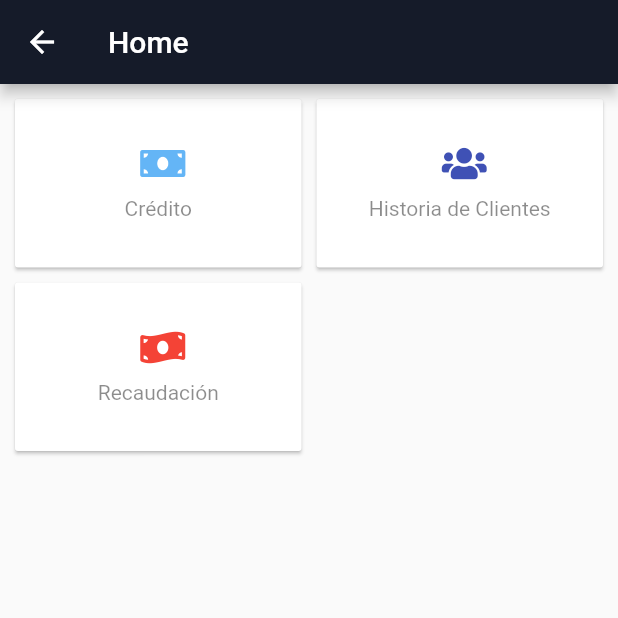
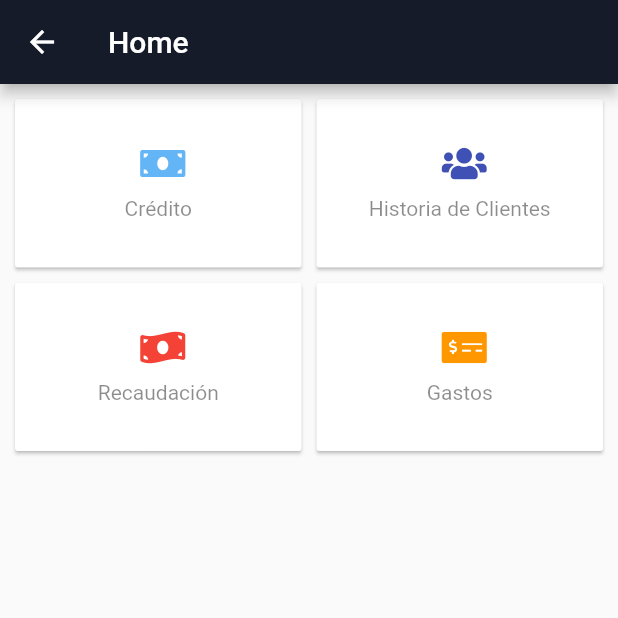
Before and after one commit to danielguaycha/pagosapp, a Flutter app: the IndexPage screen opened directly, on a phone screen of 412 x 824 dp, the top half of it. Run offline on Flutter 3.47's test engine with Material 2 defaults, Android fonts, the phone set to English and light mode, and no system bars; our stand-ins replace backdrop, cached_network_image, contacts_service, dio, expandable, flutter_image_compress and 9 more; missing offline and left inert: autocomplete_textfield, dio_http_cache, easy_alert, share_it; accounts and stored records are empty; statements that could not run were skipped.

Commit message:
Agregar y listar gastos actualizado

```diff
--- a/lib/src/pages/index_page.dart
+++ b/lib/src/pages/index_page.dart
@@ -41,6 +41,14 @@ class IndexPage extends StatelessWidget {
                 click: (){
                   Navigator.pushNamed(context, 'payment');
                 }
+            ),            _btn(
+                context,
+                icon: FontAwesomeIcons.moneyCheckAlt,
+                color: Colors.orange,
+                text: 'Gastos',
+                click: (){
+                  Navigator.pushNamed(context, 'expense');
+                }
             ),
           ],
         ),
--- a/lib/src/routes.dart
+++ b/lib/src/routes.dart
@@ -2,6 +2,7 @@ import 'package:flutter/material.dart';
 import 'package:pagosapp/src/pages/client/new_client_page.dart';
 import 'package:pagosapp/src/pages/client/list_client_page.dart';
 import 'package:pagosapp/src/pages/credit/add_credit_page.dart';
+import 'package:pagosapp/src/pages/payments/list_expense_page.dart';
 import 'package:pagosapp/src/pages/recaudation/recaudar_list_payments_page.dart';
 /* import 'package:pagosapp/src/pages/credit/new_credit_page.dart'; */
 import 'package:pagosapp/src/pages/home_page.dart';
@@ -16,5 +17,6 @@ Map<String, WidgetBuilder> getAppRoutes() {
     'client_list': (BuildContext context) => ListClientPage(returning: false),
     'credit_add': (BuildContext context) => AddCreditPage(),
     'payment': (BuildContext context) => RacaudarListPayment(),
+    'expense': (BuildContext context) => ListExpensePage(),
   };
 }
```
Also changed, not shown: lib/src/pages/payments/add_expense_page.dart (+14 -6 lines).
